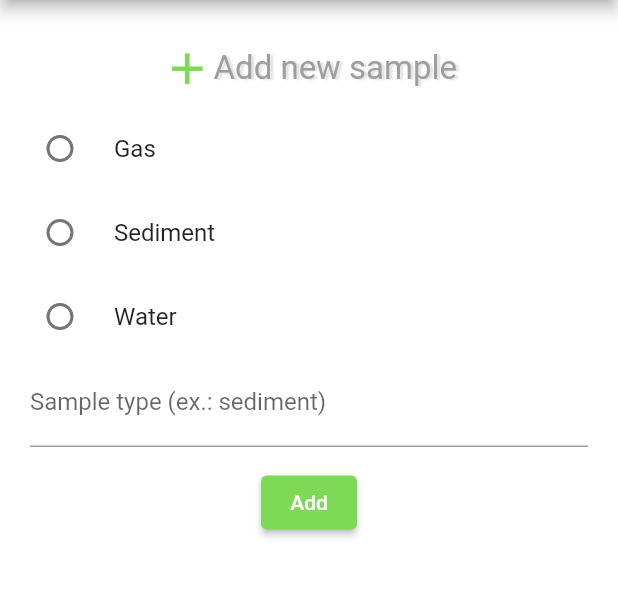
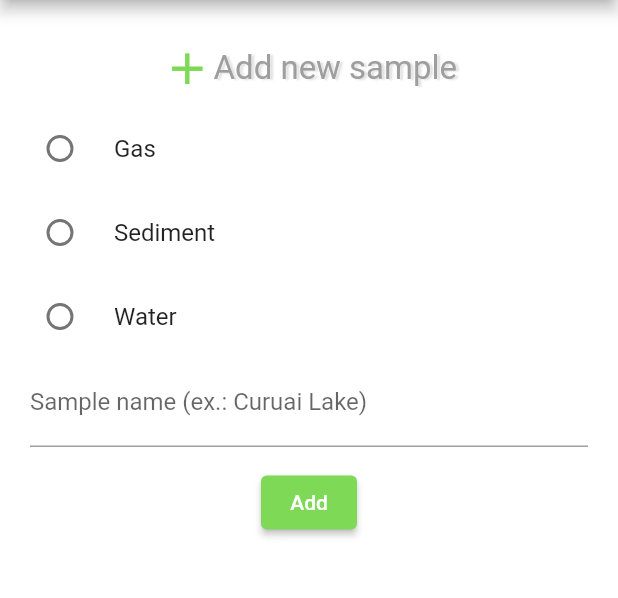
Before and after one commit to LabTracking/labtracking, a Flutter app: the NewSampleScreen screen opened by its route, on a phone screen of 412 x 824 dp, the part 84-682 px from its top. Run offline on Flutter 3.47's test engine with Material 2 defaults, Android fonts, the phone set to English and light mode, and no system bars; our stand-ins replace cloud_firestore, firebase_auth, firebase_core, flutter_signin_button, google_sign_in; accounts and stored records are empty.

Commit message:
save sample in firebase

```diff
--- a/lib/components/new_sample_form.dart
+++ b/lib/components/new_sample_form.dart
@@ -1,4 +1,8 @@
 import 'package:flutter/material.dart';
+import 'package:labtracking/models/gas.dart';
+import 'package:labtracking/models/sediment.dart';
+import 'package:labtracking/models/water.dart';
+import 'package:labtracking/services/new_sample_service.dart';
 
 class NewSampleForm extends StatefulWidget {
   const NewSampleForm({super.key});
@@ -11,8 +15,8 @@ class _NewSampleFormState extends State<NewSampleForm> {
   @override
   final _formKey = GlobalKey<FormState>();
 
-  String newSampleType = '';
-  final newSampleTypeController = TextEditingController();
+  String newSample = '';
+  final newSampleController = TextEditingController();
 
   bool isLoading = false;
 
@@ -26,7 +30,22 @@ class _NewSampleFormState extends State<NewSampleForm> {
     // if (widget.email == null) {
     //   return;
     // }
-    // await NewSampleTypeService.save(newSampleType, widget.email!);
+
+    if (_value == null) {
+      return;
+    }
+
+    if (_value == 1) {
+      await NewSampleService.save(Gas().name, newSampleController.text);
+    }
+
+    if (_value == 2) {
+      await NewSampleService.save(Sediment().name, newSampleController.text);
+    }
+
+    if (_value == 3) {
+      await NewSampleService.save(Water().name, newSampleController.text);
+    }
 
     setState(() {
       isLoading = false;
@@ -74,9 +93,9 @@ class _NewSampleFormState extends State<NewSampleForm> {
             Column(
               children: [
                 RadioListTile(
-                  contentPadding: EdgeInsets.all(0),
-                  title: Text("Gas"),
-                  activeColor: Color(0xFF6200EE),
+                  contentPadding: const EdgeInsets.all(0),
+                  title: const Text("Gas"),
+                  activeColor: const Color(0xFF6200EE),
                   value: 1,
                   groupValue: _value,
                   onChanged: (value) {
@@ -86,8 +105,8 @@ class _NewSampleFormState extends State<NewSampleForm> {
                   },
                 ),
                 RadioListTile(
-                  contentPadding: EdgeInsets.all(0),
-                  title: Text("Sediment"),
+                  contentPadding: const EdgeInsets.all(0),
+                  title: const Text("Sediment"),
                   activeColor: Colors.orange,
                   value: 2,
                   groupValue: _value,
@@ -98,8 +117,8 @@ class _NewSampleFormState extends State<NewSampleForm> {
                   },
                 ),
                 RadioListTile(
-                  contentPadding: EdgeInsets.all(0),
-                  title: Text("Water"),
+                  contentPadding: const EdgeInsets.all(0),
+                  title: const Text("Water"),
                   value: 3,
                   groupValue: _value,
                   onChanged: (value) {
@@ -112,11 +131,11 @@ class _NewSampleFormState extends State<NewSampleForm> {
             ),
             TextFormField(
               key: const ValueKey('name'),
-              controller: newSampleTypeController,
-              onChanged: (type) => setState(() => newSampleType = type),
+              controller: newSampleController,
+              onChanged: (type) => setState(() => newSample = type),
               enabled: true,
               decoration: const InputDecoration(
-                labelText: 'Sample type (ex.: sediment)',
+                labelText: 'Sample name (ex.: Curuai Lake)',
               ),
             ),
             const SizedBox(height: 5),
--- /dev/null
+++ b/lib/models/gas.dart
@@ -0,0 +1,3 @@
+class Gas {
+  final name = "gas";
+}
--- /dev/null
+++ b/lib/models/sediment.dart
@@ -0,0 +1,3 @@
+class Sediment {
+  final name = "sediment";
+}
--- /dev/null
+++ b/lib/models/water.dart
@@ -0,0 +1,3 @@
+class Water {
+  final name = "water";
+}
--- /dev/null
+++ b/lib/services/new_sample_service.dart
@@ -0,0 +1,28 @@
+import 'package:cloud_firestore/cloud_firestore.dart';
+import 'package:firebase_auth/firebase_auth.dart';
+import 'package:google_sign_in/google_sign_in.dart';
+import 'package:labtracking/models/researcher.dart';
+
+class NewSampleService {
+  static Future<void> save(String sampleType, String name) async {
+    //, String user) async {
+    final store = FirebaseFirestore.instance;
+
+    // QuerySnapshot researcherDocRef = await FirebaseFirestore.instance
+    //     .collection('researchers')
+    //     .where('email', isEqualTo: user)
+    //     .get();
+
+    // final researcherDocs = researcherDocRef.docs;
+    // final researcher = researcherDocs[0];
+    // print(researcher);
+    await store.collection('samples').add(
+      {
+        'sampleType': sampleType,
+        'name': name,
+        //'researcherId': researcher['id'],
+        //'researcherEmail': user
+      },
+    );
+  }
+}
```
